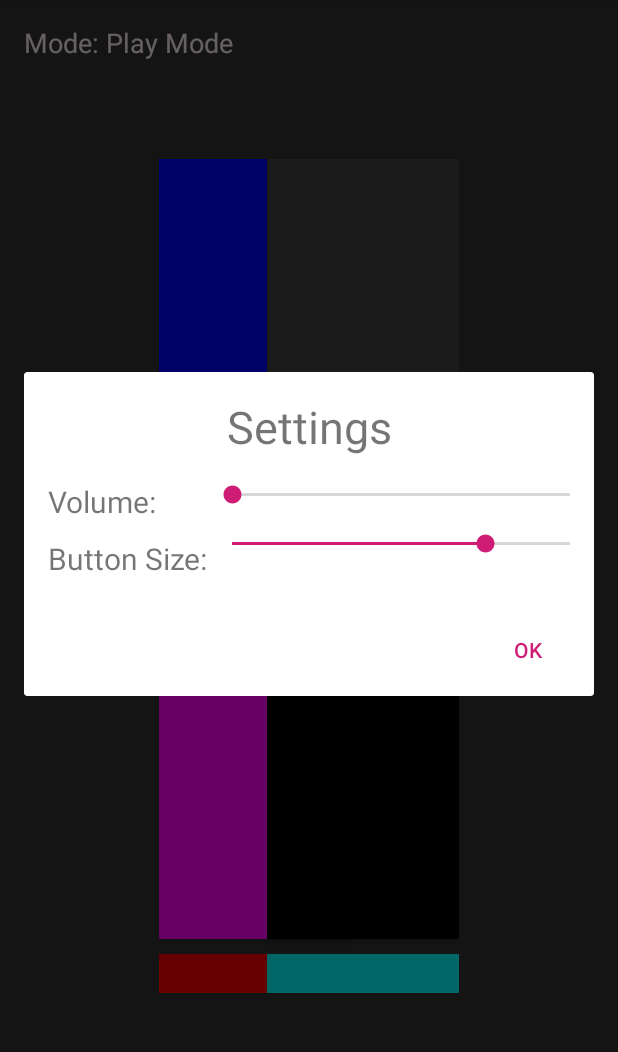
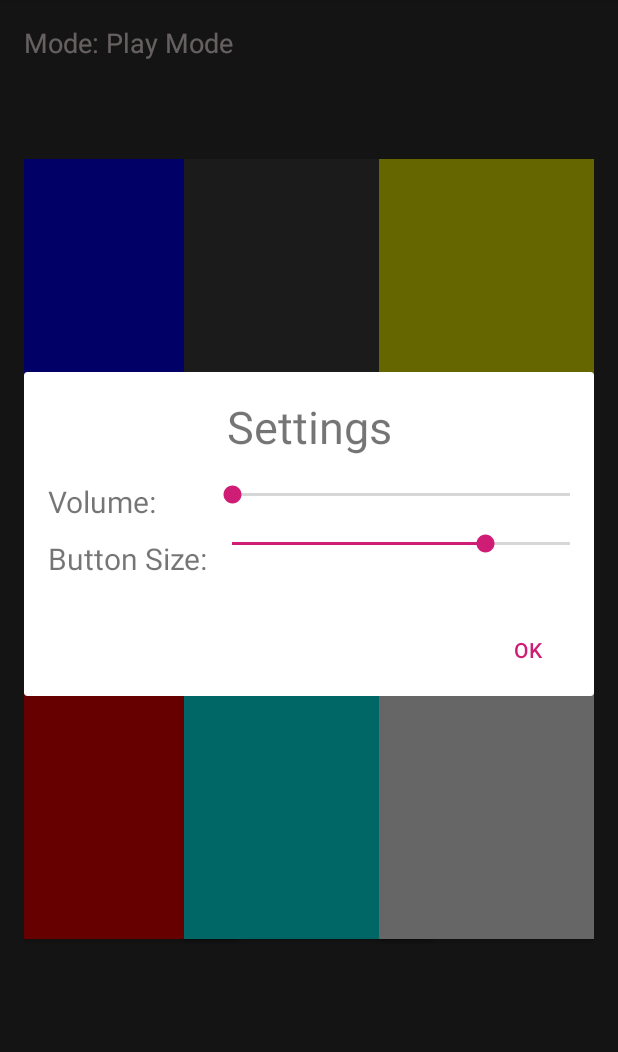
Before and after one commit to Ostinyo/Soundboard, an Android app: the screen it shows after launch (MainActivity), after a tap on "Settings", on a phone screen of 412 x 824 dp, the part 84-1136 px from its top. Run offline under Robolectric (Android 15) with nearby library versions, the phone set to English and light mode, and no system bars; 3 other taps on this screen came first.

Commit message:
Minor UI changes

```diff
--- a/app/src/main/res/layout/activity_new_button.xml
+++ b/app/src/main/res/layout/activity_new_button.xml
@@ -73,7 +73,7 @@
             android:singleLine="true"/>
 
         <TextView
-            android:layout_marginTop="100dp"
+            android:layout_marginTop="70dp"
             android:layout_width="wrap_content"
             android:layout_height="wrap_content"
             android:layout_gravity="center"
--- a/app/src/main/res/layout/content_main.xml
+++ b/app/src/main/res/layout/content_main.xml
@@ -28,10 +28,10 @@
         android:layout_width="match_parent"
         android:layout_height="match_parent"
         android:columnWidth="90dp"
-        android:layout_margin="90dp"
         android:numColumns="auto_fit"
         android:verticalSpacing="10dp"
-        android:horizontalSpacing="20dp"
+        android:horizontalSpacing="10dp"
+        android:layout_marginTop="90dp"
         android:gravity="center"
         android:layout_alignParentRight="true"
         android:layout_alignParentEnd="true"
```
